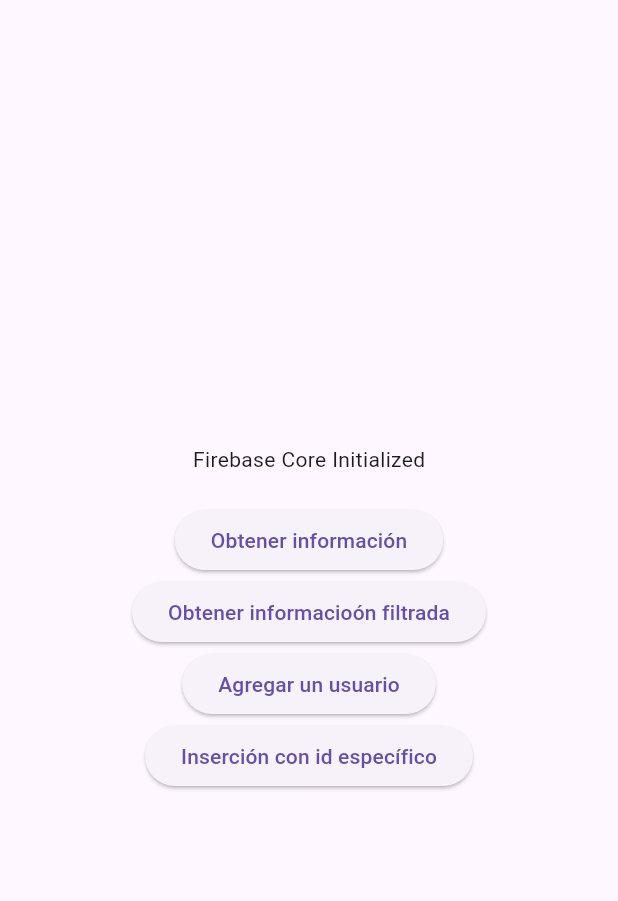
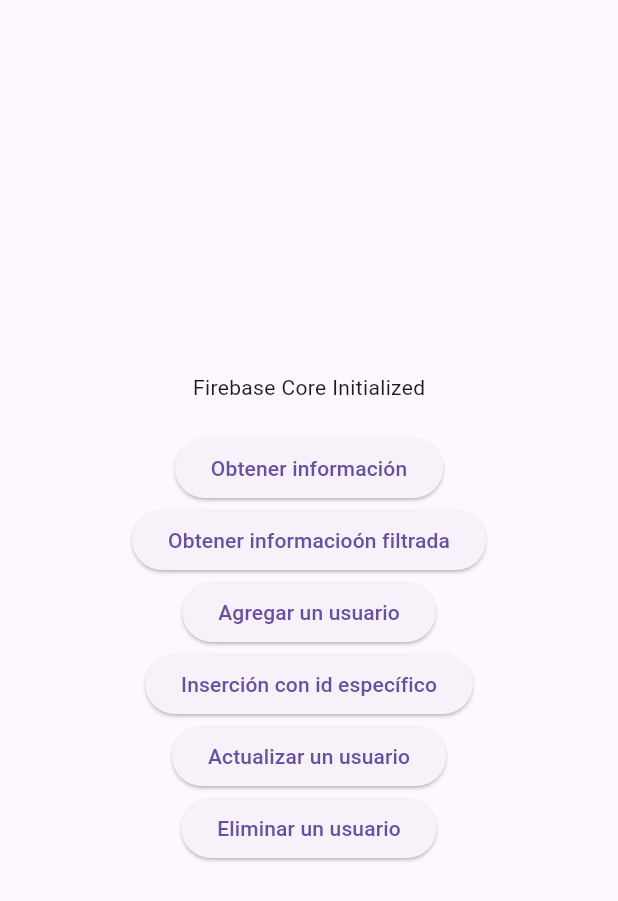
Before and after one commit to fr4nsgallegos/firebaecone2g13, a Flutter app: the screen it shows after launch, on a phone screen of 412 x 824 dp. Shown: the top 901 px of the screen. Run offline on Flutter 3.47's test engine with Material 3 defaults, Android fonts, the phone set to English and light mode, and no system bars; our stand-ins replace cloud_firestore, firebase_core; accounts and stored records are empty.

Commit message:
editar y eliminar

```diff
--- a/lib/pages/home_page.dart
+++ b/lib/pages/home_page.dart
@@ -127,6 +127,34 @@ class HomePage extends StatelessWidget {
               },
               child: Text("Inserción con id específico"),
             ),
+            ElevatedButton(
+              onPressed: () {
+                userReference
+                    .doc("user_1234562")
+                    .update({"age": 31})
+                    .then((value) {
+                      print("Usuario actualizado correctamente");
+                    })
+                    .catchError((error) {
+                      print("Error al actualizar el usuario: $error");
+                    });
+              },
+              child: Text("Actualizar un usuario"),
+            ),
+            ElevatedButton(
+              onPressed: () {
+                userReference
+                    .doc("1PWbHs8po2GiW0foV2mA")
+                    .delete()
+                    .then((value) {
+                      print("Usuario eliminado correctamente");
+                    })
+                    .catchError((error) {
+                      print("Error al eliminar el usuario: $error");
+                    });
+              },
+              child: Text("Eliminar un usuario"),
+            ),
           ],
         ),
       ),
```
